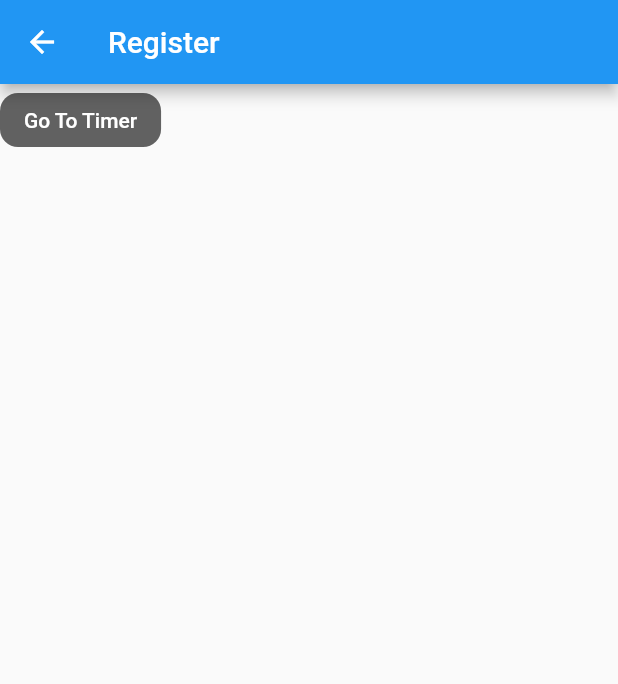
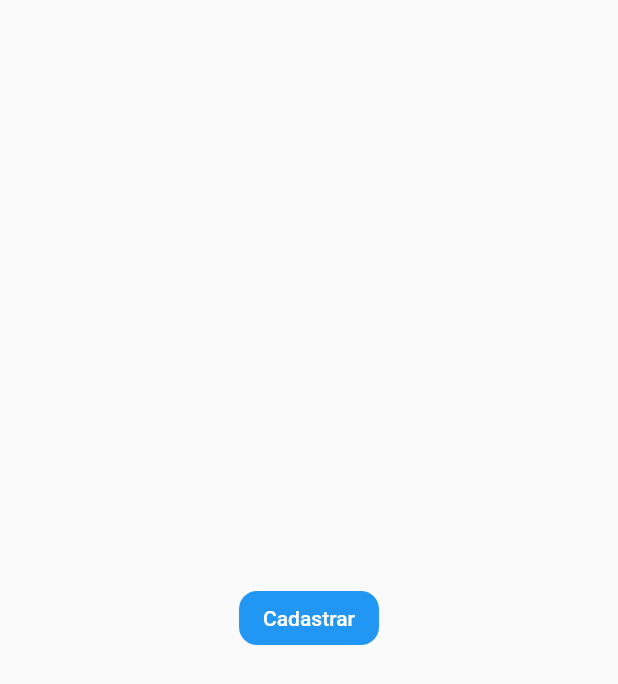
Before and after one commit to ViniciusVicco/TCC, a Flutter app: the RegisterPage screen opened by its route, on a phone screen of 412 x 824 dp. Shown: the top 684 px of the screen. Run offline on Flutter 3.47's test engine with Material 2 defaults, Android fonts, the phone set to English and light mode, and no system bars; our stand-ins replace bloc, dartz, equatable, firebase_auth, firebase_core, flutter_bloc and 4 more; accounts and stored records are empty.

Commit message:
Ajusta modulo de registro

```diff
--- a/lib/custom/module/main_module.dart
+++ b/lib/custom/module/main_module.dart
@@ -1,6 +1,7 @@
 import 'package:flutter_modular/flutter_modular.dart';
 import 'package:tcc/features/authentication/module/authentication_module.dart';
 import 'package:tcc/features/registration/module/registration_module.dart';
+import 'package:tcc/features/registration/presentation/cubit/registration_cubit.dart';
 
 import '../../features/training/module/training_module.dart';
 
--- a/lib/features/registration/presentation/pages/register_page.dart
+++ b/lib/features/registration/presentation/pages/register_page.dart
@@ -1,5 +1,7 @@
 import 'package:flutter/material.dart';
+import 'package:flutter_bloc/flutter_bloc.dart';
 import 'package:flutter_modular/flutter_modular.dart';
+import 'package:tcc/features/registration/presentation/cubit/registration_cubit.dart';
 
 class RegisterPage extends StatefulWidget {
   const RegisterPage({Key? key}) : super(key: key);
@@ -9,18 +11,29 @@ class RegisterPage extends StatefulWidget {
 }
 
 class _RegisterPageState extends State<RegisterPage> {
+  final cubit = Modular.get<RegistrationCubit>();
+
   @override
   Widget build(BuildContext context) {
     return Scaffold(
-      appBar: AppBar(title: Text("Register")),
-      body: Column(
-        children: [
-          ElevatedButton(
-              onPressed: () {
-                Modular.to.pushNamed('/training/');
-              },
-              child: Text("Go To Timer"))
-        ],
+      body: BlocBuilder<RegistrationCubit, RegistrationState>(
+        bloc: cubit,
+        builder: (context, state) {
+          return Center(
+            child: Column(
+              mainAxisAlignment: MainAxisAlignment.center,
+              crossAxisAlignment: CrossAxisAlignment.center,
+              children: [
+                ElevatedButton(
+                  onPressed: () async {},
+                  child: const Text("Cadastrar"),
+                  style: ButtonStyle(
+                      backgroundColor: MaterialStateProperty.all(Colors.blue)),
+                )
+              ],
+            ),
+          );
+        },
       ),
     );
   }
```
Also changed, not shown: lib/features/authentication/presentation/cubit/authentication_cubit.dart (+10 -4 lines), lib/features/authentication/presentation/pages/authentication_page.dart (+15 -1 lines), lib/features/registration/module/registration_module.dart (+8 -2 lines).
